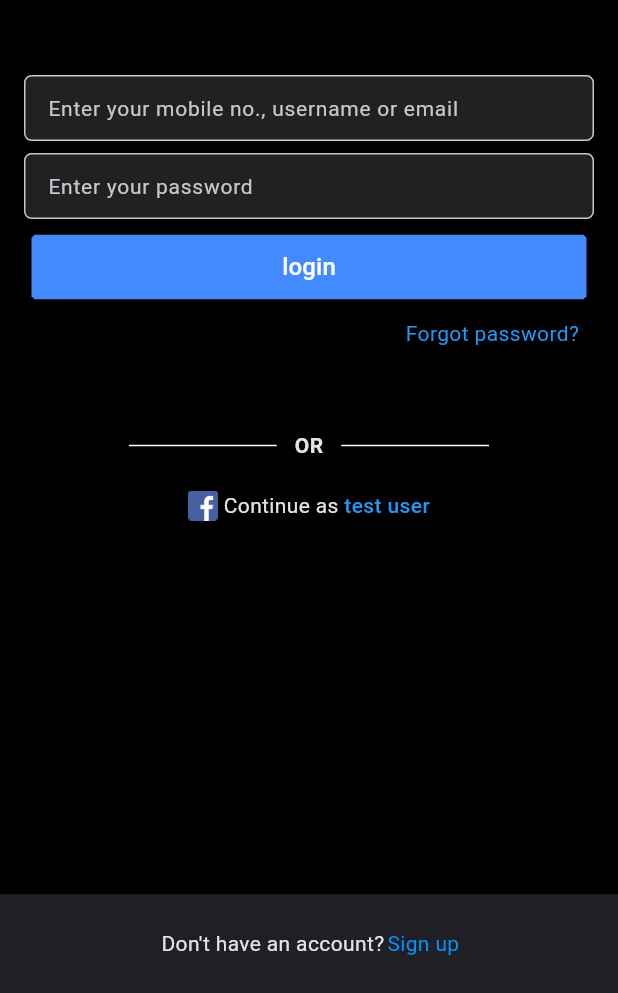
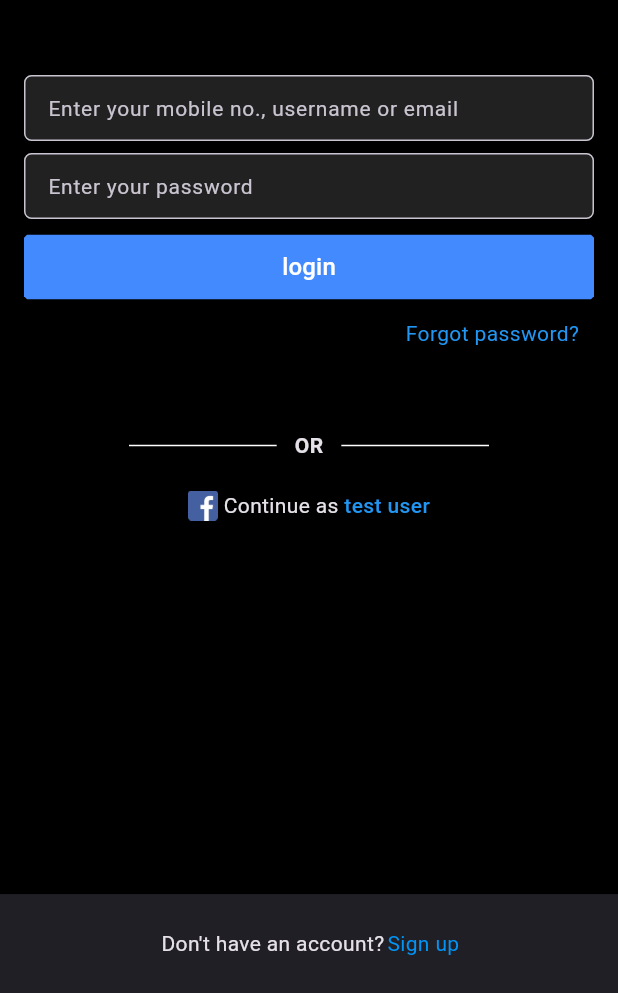
Before and after one commit to MoriKeli/instgram_app_clone, a Flutter app: the screen it shows after launch, on a phone screen of 412 x 824 dp, the part 243-1236 px from its top. Run offline on Flutter 3.47's test engine with Material 3 defaults, Android fonts, the phone set to English and light mode, and no system bars.

Commit message:
refactored-code: replaced Container() widget with SizedBox() widget

```diff
--- a/lib/screens/login/components/widgets/login_screen_btn.dart
+++ b/lib/screens/login/components/widgets/login_screen_btn.dart
@@ -9,12 +9,7 @@ class LoginButton extends StatelessWidget {
 
   @override
   Widget build(BuildContext context) {
-    return Container(
-      padding: const EdgeInsets.symmetric(horizontal: 5.0),
-      decoration: BoxDecoration(
-        borderRadius: BorderRadius.zero,
-        shape: BoxShape.rectangle
-      ),
+    return SizedBox(
       width: double.infinity,
       child: TextButton(
         style: ButtonStyle(
```
